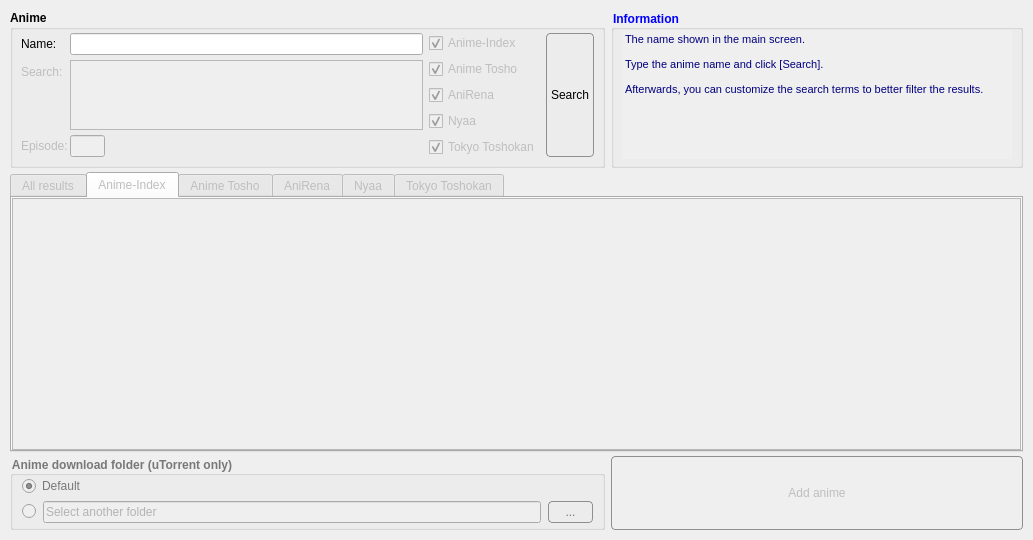
Qt form qt/qt_add.ui (geosohh/AnimeTorr) before a commit.
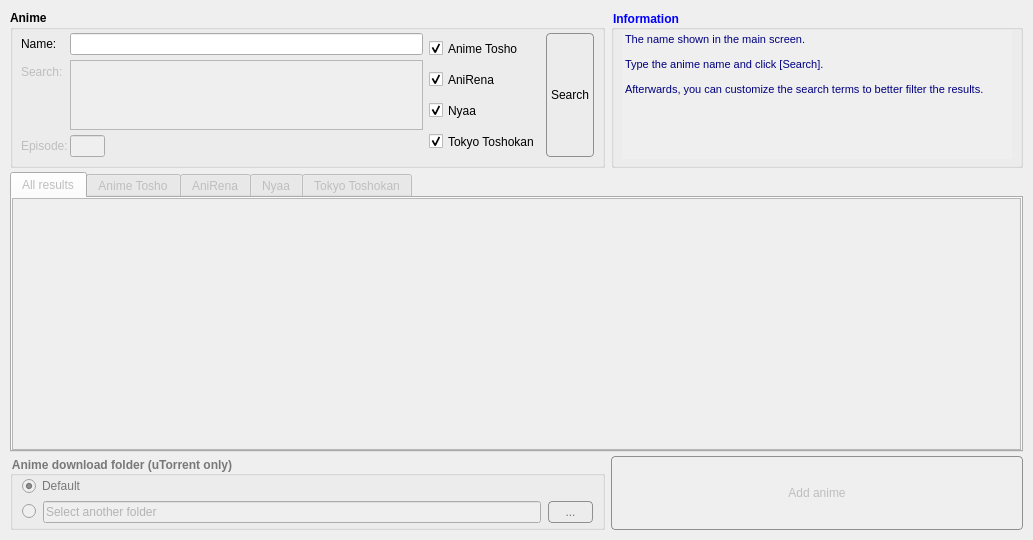
The same form after that commit. The open tabs and pages were chosen to show the change. Icons and pictures are not drawn.

Commit message: Fix regex; removed anime-index

Diff of the .ui file:
```diff
--- a/qt/qt_add.ui
+++ b/qt/qt_add.ui
@@ -388,49 +388,18 @@
       <item>
        <layout class="QVBoxLayout" name="verticalLayout">
         <property name="spacing">
-         <number>6</number>
+         <number>0</number>
         </property>
-        <item alignment="Qt::AlignTop">
-         <widget class="QCheckBox" name="checkbox_anime_index">
-          <property name="enabled">
-           <bool>false</bool>
-          </property>
-          <property name="sizePolicy">
-           <sizepolicy hsizetype="Minimum" vsizetype="Minimum">
-            <horstretch>0</horstretch>
-            <verstretch>0</verstretch>
-           </sizepolicy>
-          </property>
-          <property name="minimumSize">
-           <size>
-            <width>0</width>
-            <height>0</height>
-           </size>
-          </property>
-          <property name="maximumSize">
-           <size>
-            <width>16777215</width>
-            <height>16777215</height>
-           </size>
-          </property>
-          <property name="font">
-           <font>
-            <weight>50</weight>
-            <bold>false</bold>
-           </font>
-          </property>
-          <property name="text">
-           <string>Anime-Index</string>
-          </property>
-          <property name="checked">
-           <bool>true</bool>
-          </property>
-         </widget>
-        </item>
+        <property name="topMargin">
+         <number>0</number>
+        </property>
+        <property name="bottomMargin">
+         <number>0</number>
+        </property>
         <item>
          <widget class="QCheckBox" name="checkbox_anime_tosho">
           <property name="enabled">
-           <bool>false</bool>
+           <bool>true</bool>
           </property>
           <property name="sizePolicy">
            <sizepolicy hsizetype="Minimum" vsizetype="Minimum">
@@ -455,7 +424,7 @@
         <item>
          <widget class="QCheckBox" name="checkbox_anirena">
           <property name="enabled">
-           <bool>false</bool>
+           <bool>true</bool>
           </property>
           <property name="sizePolicy">
            <sizepolicy hsizetype="Minimum" vsizetype="Minimum">
@@ -480,7 +449,7 @@
         <item>
          <widget class="QCheckBox" name="checkbox_nyaa">
           <property name="enabled">
-           <bool>false</bool>
+           <bool>true</bool>
           </property>
           <property name="sizePolicy">
            <sizepolicy hsizetype="Minimum" vsizetype="Minimum">
@@ -502,13 +471,13 @@
           </property>
          </widget>
         </item>
-        <item alignment="Qt::AlignBottom">
+        <item>
          <widget class="QCheckBox" name="checkbox_tokyotosho">
           <property name="enabled">
-           <bool>false</bool>
+           <bool>true</bool>
           </property>
           <property name="sizePolicy">
-           <sizepolicy hsizetype="Maximum" vsizetype="Minimum">
+           <sizepolicy hsizetype="Minimum" vsizetype="Minimum">
             <horstretch>0</horstretch>
             <verstretch>0</verstretch>
            </sizepolicy>
@@ -797,32 +766,6 @@
        </item>
       </layout>
      </widget>
-     <widget class="QWidget" name="tab_anime_index">
-      <property name="mouseTracking">
-       <bool>true</bool>
-      </property>
-      <attribute name="title">
-       <string>Anime-Index</string>
-      </attribute>
-      <layout class="QVBoxLayout" name="verticalLayout_6">
-       <property name="spacing">
-        <number>0</number>
-       </property>
-       <property name="margin">
-        <number>0</number>
-       </property>
-       <item>
-        <widget class="QTextBrowser" name="text_results_anime_index">
-         <property name="mouseTracking">
-          <bool>true</bool>
-         </property>
-         <property name="acceptDrops">
-          <bool>false</bool>
-         </property>
-        </widget>
-       </item>
-      </layout>
-     </widget>
      <widget class="QWidget" name="tab_anime_tosho">
       <property name="mouseTracking">
        <bool>true</bool>
```
Left out of the diff: 66 changed lines with no effect on the pictures. The commit also changes 10 other files.
